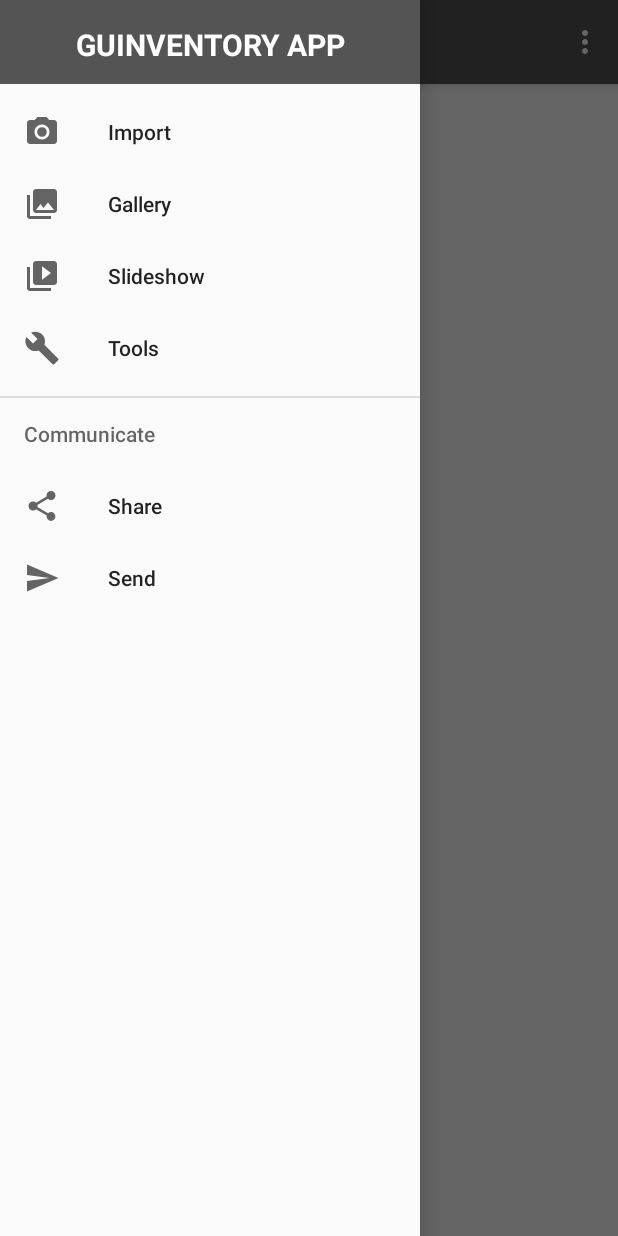
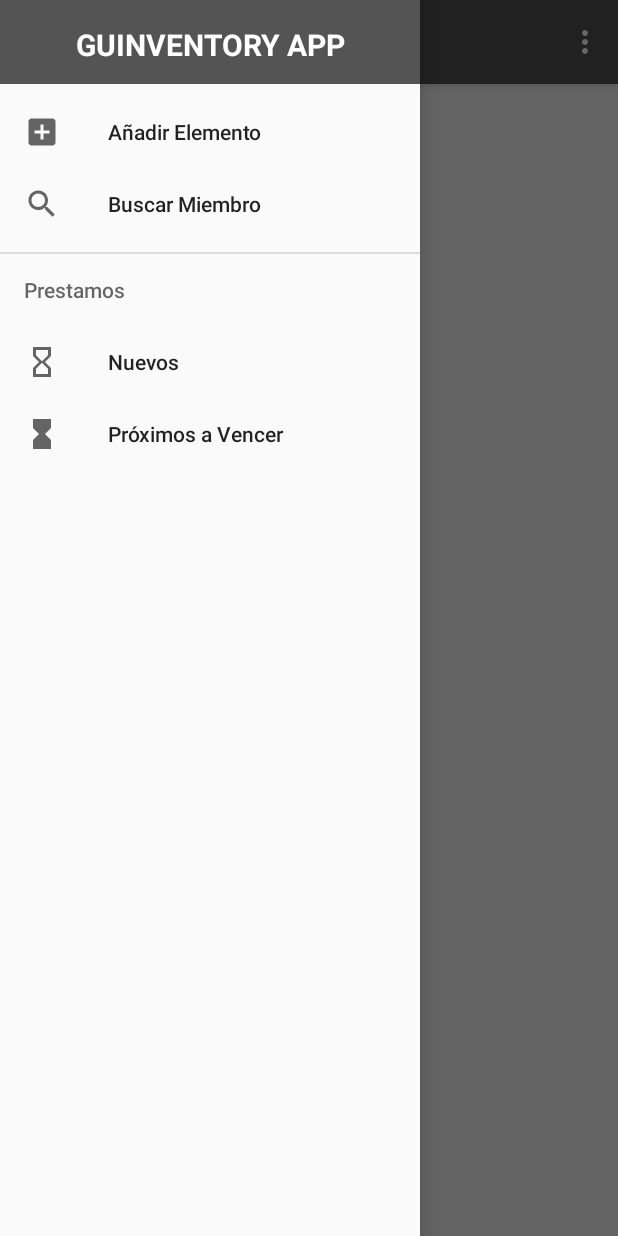
Before and after one commit to Canario0/SMov, an Android app: the screen it shows after launch (item_list), with the side drawer open, on a phone screen of 412 x 824 dp. Run offline under Robolectric (Android 15) with nearby library versions, the phone set to English and light mode, and no system bars.

Commit message:
Menú básico hecho
Ya podemos empezar a  hacer las vistas

```diff
--- a/app/src/main/java/com/gui/inventoryapp/item_list.java
+++ b/app/src/main/java/com/gui/inventoryapp/item_list.java
@@ -12,10 +12,11 @@ import android.support.v7.app.AppCompatActivity;
 import android.support.v7.widget.Toolbar;
 import android.view.Menu;
 import android.view.MenuItem;
+import android.widget.TextView;
 
 public class item_list extends AppCompatActivity
         implements NavigationView.OnNavigationItemSelectedListener {
-
+    private TextView my_text;
     @Override
     protected void onCreate(Bundle savedInstanceState) {
         super.onCreate(savedInstanceState);
@@ -23,15 +24,6 @@ public class item_list extends AppCompatActivity
         Toolbar toolbar = (Toolbar) findViewById(R.id.toolbar);
         toolbar.setTitle("");
         setSupportActionBar(toolbar);
-
-//        FloatingActionButton fab = (FloatingActionButton) findViewById(R.id.fab);
-//        fab.setOnClickListener(new View.OnClickListener() {
-//            @Override
-//            public void onClick(View view) {
-//                Snackbar.make(view, "Replace with your own action", Snackbar.LENGTH_LONG)
-//                        .setAction("Action", null).show();
-//            }
-//        });
 
         DrawerLayout drawer = (DrawerLayout) findViewById(R.id.drawer_layout);
         ActionBarDrawerToggle toggle = new ActionBarDrawerToggle(
@@ -41,6 +33,8 @@ public class item_list extends AppCompatActivity
 
         NavigationView navigationView = (NavigationView) findViewById(R.id.nav_view);
         navigationView.setNavigationItemSelectedListener(this);
+
+        my_text= findViewById(R.id.text_example);
     }
 
     @Override
@@ -81,17 +75,15 @@ public class item_list extends AppCompatActivity
         // Handle navigation view item clicks here.
         int id = item.getItemId();
 
-        if (id == R.id.nav_camera) {
+        if (id == R.id.add_item) {
             // Handle the camera action
-        } else if (id == R.id.nav_gallery) {
-
-        } else if (id == R.id.nav_slideshow) {
-
-        } else if (id == R.id.nav_manage) {
-
-        } else if (id == R.id.nav_share) {
-
-        } else if (id == R.id.nav_send) {
+            my_text.setText("Hello from Añadir Elemento");
+        } else if (id == R.id.search_member) {
+            my_text.setText("Hello from Buscar Elemento");
+        } else if (id == R.id.new_checkouts) {
+            my_text.setText("Hello from Nuevos Prestamos");
+        } else if (id == R.id.close_to_end_checkouts) {
+            my_text.setText("Hello from Proximos a Vencer");
 
         }
 
--- /dev/null
+++ b/app/src/main/res/drawable/ic_add_box.xml
@@ -0,0 +1,9 @@
+<vector xmlns:android="http://schemas.android.com/apk/res/android"
+        android:width="24dp"
+        android:height="24dp"
+        android:viewportWidth="24.0"
+        android:viewportHeight="24.0">
+    <path
+        android:fillColor="#FF000000"
+        android:pathData="M19,3L5,3c-1.11,0 -2,0.9 -2,2v14c0,1.1 0.89,2 2,2h14c1.1,0 2,-0.9 2,-2L21,5c0,-1.1 -0.9,-2 -2,-2zM17,13h-4v4h-2v-4L7,13v-2h4L11,7h2v4h4v2z"/>
+</vector>
--- /dev/null
+++ b/app/src/main/res/drawable/ic_hourglass_empty.xml
@@ -0,0 +1,9 @@
+<vector xmlns:android="http://schemas.android.com/apk/res/android"
+        android:width="24dp"
+        android:height="24dp"
+        android:viewportWidth="24.0"
+        android:viewportHeight="24.0">
+    <path
+        android:fillColor="#FF000000"
+        android:pathData="M6,2v6h0.01L6,8.01 10,12l-4,4 0.01,0.01L6,16.01L6,22h12v-5.99h-0.01L18,16l-4,-4 4,-3.99 -0.01,-0.01L18,8L18,2L6,2zM16,16.5L16,20L8,20v-3.5l4,-4 4,4zM12,11.5l-4,-4L8,4h8v3.5l-4,4z"/>
+</vector>
--- /dev/null
+++ b/app/src/main/res/drawable/ic_hourglass_full.xml
@@ -0,0 +1,9 @@
+<vector xmlns:android="http://schemas.android.com/apk/res/android"
+        android:width="24dp"
+        android:height="24dp"
+        android:viewportWidth="24.0"
+        android:viewportHeight="24.0">
+    <path
+        android:fillColor="#FF000000"
+        android:pathData="M6,2v6h0.01L6,8.01 10,12l-4,4 0.01,0.01H6V22h12v-5.99h-0.01L18,16l-4,-4 4,-3.99 -0.01,-0.01H18V2H6z"/>
+</vector>
--- a/app/src/main/res/drawable/ic_menu_camera.xml
+++ /dev/null
@@ -1,12 +0,0 @@
-<vector xmlns:android="http://schemas.android.com/apk/res/android"
-    android:width="24dp"
-    android:height="24dp"
-    android:viewportWidth="24.0"
-    android:viewportHeight="24.0">
-    <path
-        android:fillColor="#FF000000"
-        android:pathData="M12,12m-3.2,0a3.2,3.2 0,1 1,6.4 0a3.2,3.2 0,1 1,-6.4 0" />
-    <path
-        android:fillColor="#FF000000"
-        android:pathData="M9,2L7.17,4H4c-1.1,0 -2,0.9 -2,2v12c0,1.1 0.9,2 2,2h16c1.1,0 2,-0.9 2,-2V6c0,-1.1 -0.9,-2 -2,-2h-3.17L15,2H9zm3,15c-2.76,0 -5,-2.24 -5,-5s2.24,-5 5,-5 5,2.24 5,5 -2.24,5 -5,5z" />
-</vector>
--- a/app/src/main/res/drawable/ic_menu_gallery.xml
+++ /dev/null
@@ -1,9 +0,0 @@
-<vector xmlns:android="http://schemas.android.com/apk/res/android"
-    android:width="24dp"
-    android:height="24dp"
-    android:viewportWidth="24.0"
-    android:viewportHeight="24.0">
-    <path
-        android:fillColor="#FF000000"
-        android:pathData="M22,16V4c0,-1.1 -0.9,-2 -2,-2H8c-1.1,0 -2,0.9 -2,2v12c0,1.1 0.9,2 2,2h12c1.1,0 2,-0.9 2,-2zm-11,-4l2.03,2.71L16,11l4,5H8l3,-4zM2,6v14c0,1.1 0.9,2 2,2h14v-2H4V6H2z" />
-</vector>
--- a/app/src/main/res/drawable/ic_menu_manage.xml
+++ /dev/null
@@ -1,9 +0,0 @@
-<vector xmlns:android="http://schemas.android.com/apk/res/android"
-    android:width="24dp"
-    android:height="24dp"
-    android:viewportWidth="24.0"
-    android:viewportHeight="24.0">
-    <path
-        android:fillColor="#FF000000"
-        android:pathData="M22.7,19l-9.1,-9.1c0.9,-2.3 0.4,-5 -1.5,-6.9 -2,-2 -5,-2.4 -7.4,-1.3L9,6 6,9 1.6,4.7C0.4,7.1 0.9,10.1 2.9,12.1c1.9,1.9 4.6,2.4 6.9,1.5l9.1,9.1c0.4,0.4 1,0.4 1.4,0l2.3,-2.3c0.5,-0.4 0.5,-1.1 0.1,-1.4z" />
-</vector>
--- a/app/src/main/res/drawable/ic_menu_send.xml
+++ /dev/null
@@ -1,9 +0,0 @@
-<vector xmlns:android="http://schemas.android.com/apk/res/android"
-    android:width="24dp"
-    android:height="24dp"
-    android:viewportWidth="24.0"
-    android:viewportHeight="24.0">
-    <path
-        android:fillColor="#FF000000"
-        android:pathData="M2.01,21L23,12 2.01,3 2,10l15,2 -15,2z" />
-</vector>
--- a/app/src/main/res/drawable/ic_menu_share.xml
+++ /dev/null
@@ -1,9 +0,0 @@
-<vector xmlns:android="http://schemas.android.com/apk/res/android"
-    android:width="24dp"
-    android:height="24dp"
-    android:viewportWidth="24.0"
-    android:viewportHeight="24.0">
-    <path
-        android:fillColor="#FF000000"
-        android:pathData="M18,16.08c-0.76,0 -1.44,0.3 -1.96,0.77L8.91,12.7c0.05,-0.23 0.09,-0.46 0.09,-0.7s-0.04,-0.47 -0.09,-0.7l7.05,-4.11c0.54,0.5 1.25,0.81 2.04,0.81 1.66,0 3,-1.34 3,-3s-1.34,-3 -3,-3 -3,1.34 -3,3c0,0.24 0.04,0.47 0.09,0.7L8.04,9.81C7.5,9.31 6.79,9 6,9c-1.66,0 -3,1.34 -3,3s1.34,3 3,3c0.79,0 1.5,-0.31 2.04,-0.81l7.12,4.16c-0.05,0.21 -0.08,0.43 -0.08,0.65 0,1.61 1.31,2.92 2.92,2.92 1.61,0 2.92,-1.31 2.92,-2.92s-1.31,-2.92 -2.92,-2.92z" />
-</vector>
--- a/app/src/main/res/drawable/ic_menu_slideshow.xml
+++ /dev/null
@@ -1,9 +0,0 @@
-<vector xmlns:android="http://schemas.android.com/apk/res/android"
-    android:width="24dp"
-    android:height="24dp"
-    android:viewportWidth="24.0"
-    android:viewportHeight="24.0">
-    <path
-        android:fillColor="#FF000000"
-        android:pathData="M4,6H2v14c0,1.1 0.9,2 2,2h14v-2H4V6zm16,-4H8c-1.1,0 -2,0.9 -2,2v12c0,1.1 0.9,2 2,2h12c1.1,0 2,-0.9 2,-2V4c0,-1.1 -0.9,-2 -2,-2zm-8,12.5v-9l6,4.5 -6,4.5z" />
-</vector>
--- /dev/null
+++ b/app/src/main/res/drawable/ic_search.xml
@@ -0,0 +1,9 @@
+<vector xmlns:android="http://schemas.android.com/apk/res/android"
+        android:width="24dp"
+        android:height="24dp"
+        android:viewportWidth="24.0"
+        android:viewportHeight="24.0">
+    <path
+        android:fillColor="#FF000000"
+        android:pathData="M15.5,14h-0.79l-0.28,-0.27C15.41,12.59 16,11.11 16,9.5 16,5.91 13.09,3 9.5,3S3,5.91 3,9.5 5.91,16 9.5,16c1.61,0 3.09,-0.59 4.23,-1.57l0.27,0.28v0.79l5,4.99L20.49,19l-4.99,-5zM9.5,14C7.01,14 5,11.99 5,9.5S7.01,5 9.5,5 14,7.01 14,9.5 11.99,14 9.5,14z"/>
+</vector>
--- a/app/src/main/res/drawable/side_nav_bar.xml
+++ /dev/null
@@ -1,9 +0,0 @@
-<shape xmlns:android="http://schemas.android.com/apk/res/android"
-    android:shape="rectangle">
-    <gradient
-        android:angle="135"
-        android:centerColor="#009688"
-        android:endColor="#00695C"
-        android:startColor="#4DB6AC"
-        android:type="linear" />
-</shape>
--- a/app/src/main/res/layout/content_item_list.xml
+++ b/app/src/main/res/layout/content_item_list.xml
@@ -9,6 +9,7 @@
     tools:showIn="@layout/app_bar_item_list">
 
     <TextView
+        android:id="@+id/text_example"
         android:layout_width="wrap_content"
         android:layout_height="wrap_content"
         android:text="Hello World!"
--- a/app/src/main/res/menu/activity_item_list_drawer.xml
+++ b/app/src/main/res/menu/activity_item_list_drawer.xml
@@ -5,34 +5,27 @@
 
     <group android:checkableBehavior="single">
         <item
-            android:id="@+id/nav_camera"
-            android:icon="@drawable/ic_menu_camera"
-            android:title="Import" />
+            android:id="@+id/add_item"
+            android:icon="@drawable/ic_add_box"
+            android:title="Añadir Elemento" />
         <item
-            android:id="@+id/nav_gallery"
-            android:icon="@drawable/ic_menu_gallery"
-            android:title="Gallery" />
-        <item
-            android:id="@+id/nav_slideshow"
-            android:icon="@drawable/ic_menu_slideshow"
-            android:title="Slideshow" />
-        <item
-            android:id="@+id/nav_manage"
-            android:icon="@drawable/ic_menu_manage"
-            android:title="Tools" />
+            android:id="@+id/search_member"
+            android:icon="@drawable/ic_search"
+            android:title="Buscar Miembro" />
+
+        <item android:title="Prestamos">
+            <menu>
+                <item
+                    android:id="@+id/new_checkouts"
+                    android:icon="@drawable/ic_hourglass_empty"
+                    android:title="Nuevos" />
+                <item
+                    android:id="@+id/close_to_end_checkouts"
+                    android:icon="@drawable/ic_hourglass_full"
+                    android:title="Próximos a Vencer" />
+            </menu>
+        </item>
     </group>
 
-    <item android:title="Communicate">
-        <menu>
-            <item
-                android:id="@+id/nav_share"
-                android:icon="@drawable/ic_menu_share"
-                android:title="Share" />
-            <item
-                android:id="@+id/nav_send"
-                android:icon="@drawable/ic_menu_send"
-                android:title="Send" />
-        </menu>
-    </item>
 
 </menu>
```
